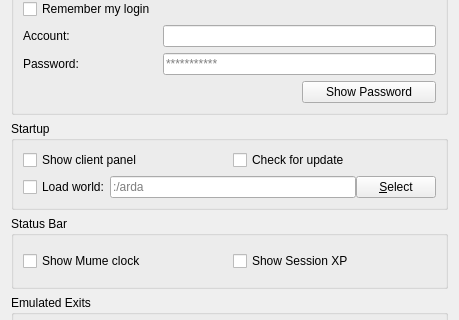
Before: the Qt Designer form src/preferences/generalpage.ui in MUME/MMapper, drawn with Qt 5; both pictures show x 0 to 459 and y 226 to 546 of the 459 by 784 pixel window.
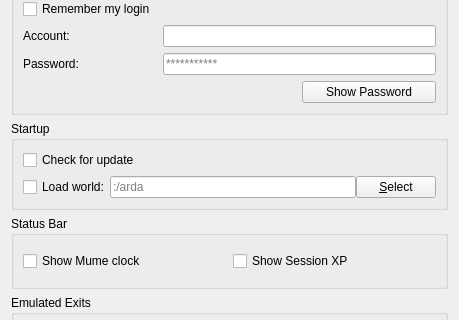
After: the same form once the commit is applied.

Commit message: remove unnecessary show client setting

Patch:
```diff
--- a/src/preferences/generalpage.ui
+++ b/src/preferences/generalpage.ui
@@ -272,14 +272,7 @@
         </layout>
        </widget>
       </item>
-      <item row="3" column="0">
-       <widget class="QCheckBox" name="showClientPanelCheckBox">
-        <property name="text">
-         <string>Show client panel</string>
-        </property>
-       </widget>
-      </item>
-      <item row="3" column="1">
+      <item row="3" column="0" colspan="2">
        <widget class="QCheckBox" name="checkForUpdateCheckBox">
         <property name="text">
          <string>Check for update</string>
```
Left out of the diff: 1 changed line with no effect on the pictures. The commit also changes 5 other files.
